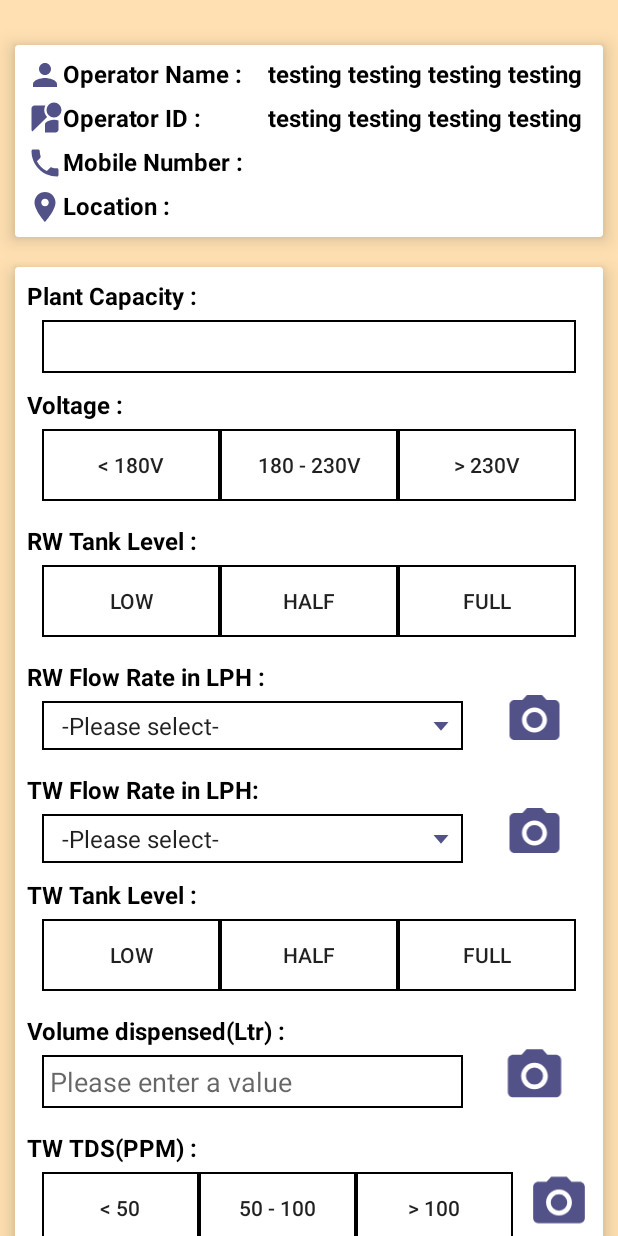
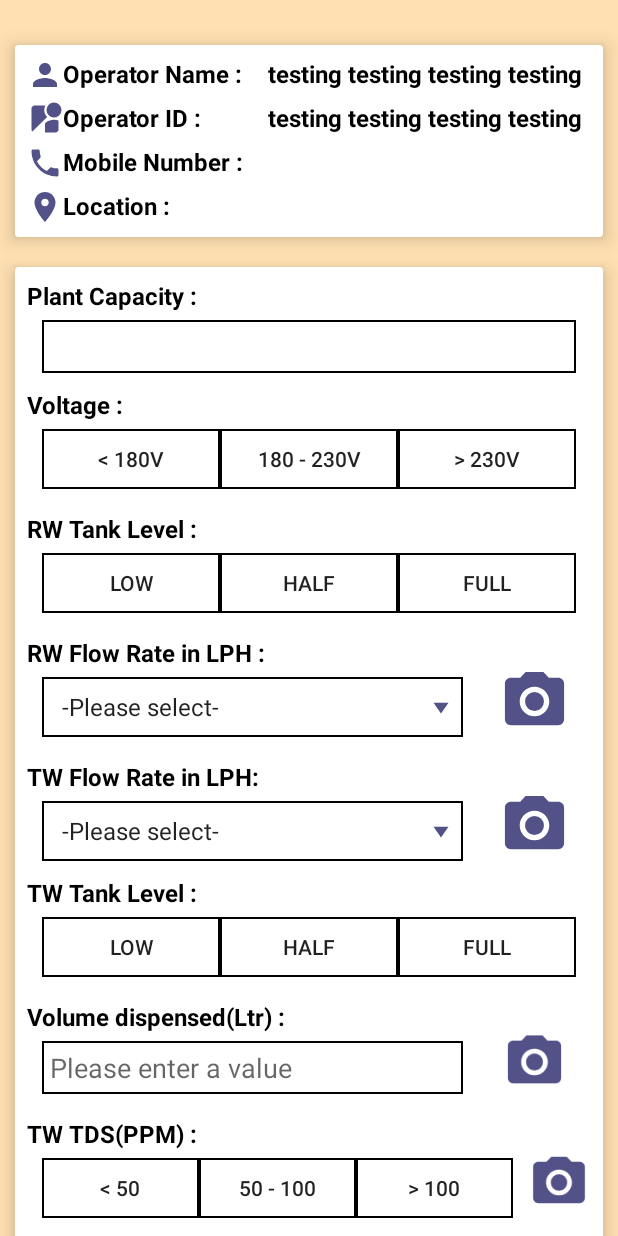
Before and after one commit to CharanNK/ShuddhaNeeru, an Android app: the layout operator_data_entry.xml on its own in the app's theme, with its tools: preview values and no code run, on a phone screen of 412 x 824 dp. Run offline under Robolectric (Android 15) with nearby library versions, the phone set to English and light mode, and no system bars; Roboto replaces fonts that are not available here.

Commit message:
Minor UI changes for operator Dashboard

```diff
--- a/app/src/main/res/layout/operator_data_entry.xml
+++ b/app/src/main/res/layout/operator_data_entry.xml
@@ -136,7 +136,7 @@
                         android:layout_height="wrap_content"
                         android:text="@string/plant_capacity" />
 
-                    <EditText
+                    <TextView
                         android:id="@+id/plant_capacity_value"
                         style="@style/operatorEditText"
                         android:layout_width="match_parent"
@@ -167,7 +167,7 @@
                         <Button
                             android:id="@+id/voltage_button1"
                             android:layout_width="0dp"
-                            android:layout_height="wrap_content"
+                            android:layout_height="@dimen/operator_button_height"
                             android:layout_weight="1"
                             android:background="@drawable/edittext_bg"
                             android:text="&lt; 180V" />
@@ -175,7 +175,7 @@
                         <Button
                             android:id="@+id/voltage_button2"
                             android:layout_width="0dp"
-                            android:layout_height="wrap_content"
+                            android:layout_height="@dimen/operator_button_height"
                             android:layout_weight="1"
                             android:background="@drawable/edittext_bg"
                             android:text="180 - 230V" />
@@ -183,7 +183,7 @@
                         <Button
                             android:id="@+id/voltage_button3"
                             android:layout_width="0dp"
-                            android:layout_height="wrap_content"
+                            android:layout_height="@dimen/operator_button_height"
                             android:layout_weight="1"
                             android:background="@drawable/edittext_bg"
                             android:text="&gt; 230V" />
@@ -219,7 +219,7 @@
                                 <Button
                                     android:id="@+id/rwtank_level1"
                                     android:layout_width="0dp"
-                                    android:layout_height="wrap_content"
+                                    android:layout_height="@dimen/operator_button_height"
                                     android:layout_weight="1"
                                     android:background="@drawable/edittext_bg"
                                     android:text="LOW" />
@@ -227,7 +227,7 @@
                                 <Button
                                     android:id="@+id/rwtank_level2"
                                     android:layout_width="0dp"
-                                    android:layout_height="wrap_content"
+                                    android:layout_height="@dimen/operator_button_height"
                                     android:layout_weight="1"
                                     android:background="@drawable/edittext_bg"
                                     android:text="HALF" />
@@ -235,7 +235,7 @@
                                 <Button
                                     android:id="@+id/rwtank_level3"
                                     android:layout_width="0dp"
-                                    android:layout_height="wrap_content"
+                                    android:layout_height="@dimen/operator_button_height"
                                     android:layout_weight="1"
                                     android:background="@drawable/edittext_bg"
                                     android:text="FULL" />
@@ -275,7 +275,7 @@
                                     android:id="@+id/rwflowrate_spinner"
                                     style="@style/spinnerBackground"
                                     android:layout_width="match_parent"
-                                    android:layout_height="wrap_content"
+                                    android:layout_height="40dp"
                                     android:entries="@array/rw_flow_level_500"
                                     android:padding="5dp"></Spinner>
 
@@ -322,7 +322,7 @@
                                     android:id="@+id/twflowrate_spinner"
                                     style="@style/spinnerBackground"
                                     android:layout_width="match_parent"
-                                    android:layout_height="wrap_content"
+                                    android:layout_height="40dp"
                                     android:entries="@array/tw_flow_level_500"
                                     android:padding="5dp"></Spinner>
 
@@ -357,7 +357,7 @@
                         <Button
                             android:id="@+id/twtanklevel1"
                             android:layout_width="0dp"
-                            android:layout_height="wrap_content"
+                            android:layout_height="@dimen/operator_button_height"
                             android:layout_weight="1"
                             android:background="@drawable/edittext_bg"
                             android:text="LOW" />
@@ -365,7 +365,7 @@
                         <Button
                             android:id="@+id/twtanklevel2"
                             android:layout_width="0dp"
-                            android:layout_height="wrap_content"
+                            android:layout_height="@dimen/operator_button_height"
                             android:layout_weight="1"
                             android:background="@drawable/edittext_bg"
                             android:text="HALF" />
@@ -373,7 +373,7 @@
                         <Button
                             android:id="@+id/twtanklevel3"
                             android:layout_width="0dp"
-                            android:layout_height="wrap_content"
+                            android:layout_height="@dimen/operator_button_height"
                             android:layout_weight="1"
                             android:background="@drawable/edittext_bg"
                             android:text="FULL" />
@@ -458,7 +458,7 @@
                                 <Button
                                     android:id="@+id/twtds_button1"
                                     android:layout_width="0dp"
-                                    android:layout_height="wrap_content"
+                                    android:layout_height="@dimen/operator_button_height"
                                     android:layout_weight="1"
                                     android:background="@drawable/edittext_bg"
                                     android:text="&lt; 50" />
@@ -466,7 +466,7 @@
                                 <Button
                                     android:id="@+id/twtds_button2"
                                     android:layout_width="0dp"
-                                    android:layout_height="wrap_content"
+                                    android:layout_height="@dimen/operator_button_height"
                                     android:layout_weight="1"
                                     android:background="@drawable/edittext_bg"
                                     android:text="50 - 100" />
@@ -474,7 +474,7 @@
                                 <Button
                                     android:id="@+id/twtds_button3"
                                     android:layout_width="0dp"
-                                    android:layout_height="wrap_content"
+                                    android:layout_height="@dimen/operator_button_height"
                                     android:layout_weight="1"
                                     android:background="@drawable/edittext_bg"
                                     android:text="&gt; 100" />
--- a/app/src/main/res/values/dimens.xml
+++ b/app/src/main/res/values/dimens.xml
@@ -11,4 +11,5 @@
     <dimen name="fab_margin">16dp</dimen>
     <dimen name="card_view_margintop">8dp</dimen>
     <dimen name="card_view_marginleft">8dp</dimen>
+    <dimen name="operator_button_height">40dp</dimen>
 </resources>
--- a/app/src/main/res/values/styles.xml
+++ b/app/src/main/res/values/styles.xml
@@ -30,6 +30,7 @@
 
     <style name="spinnerBackground">
         <item name="android:background">@drawable/gradient_spinner</item>
+        <item name="android:padding">5sp</item>
     </style>
 
     <style name="AppTheme.AppBarOverlay" parent="ThemeOverlay.AppCompat.Dark.ActionBar" />
```
Also changed, not shown: app/src/main/java/com/sanradiance/mobilewpp/OperatorDataEntry.java (+7 -14 lines).
